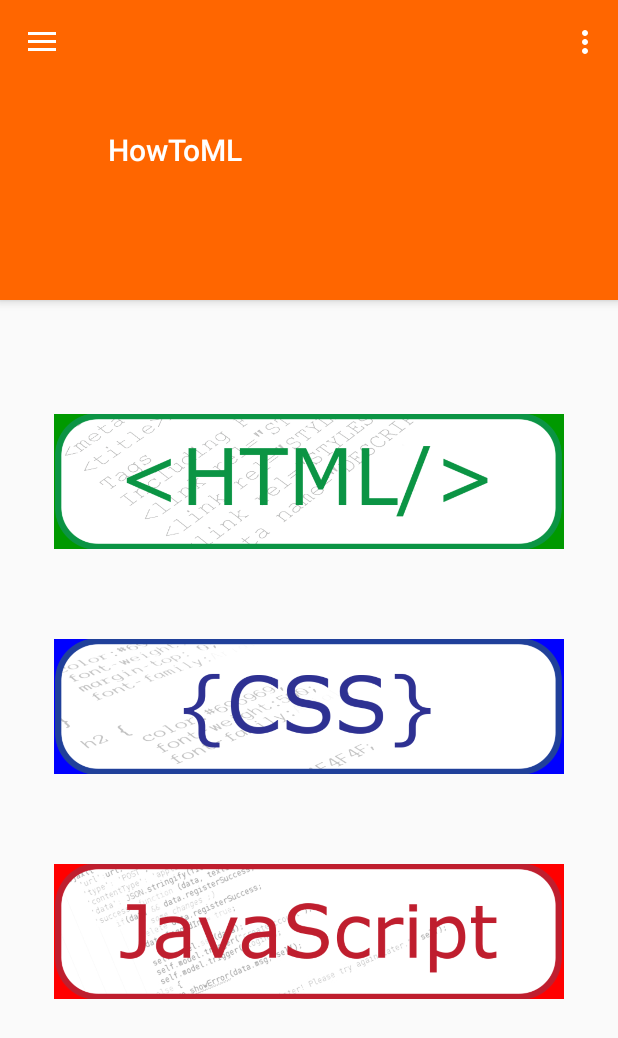
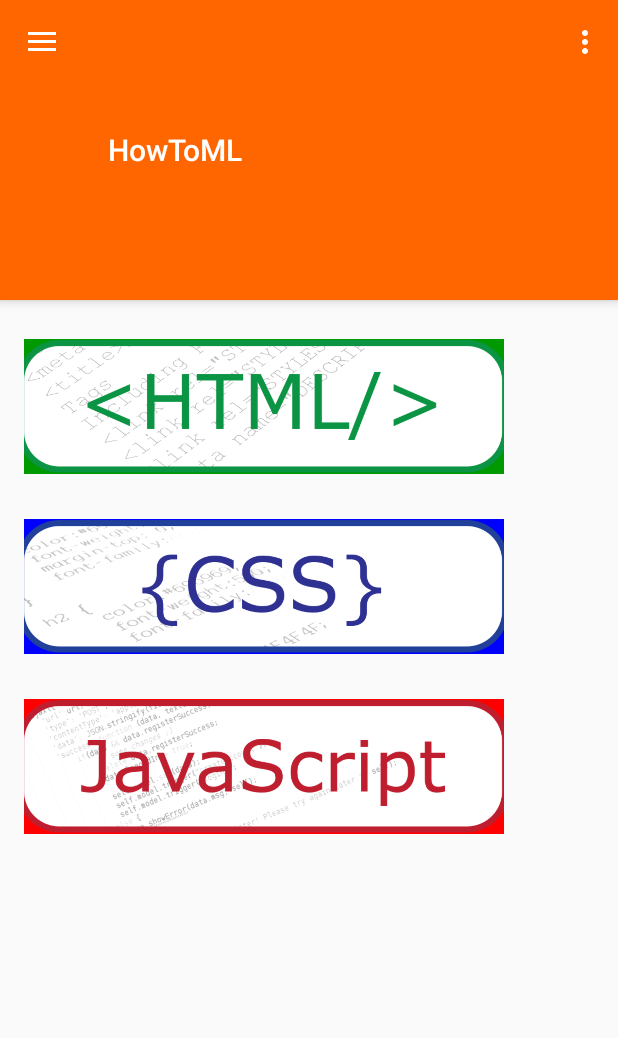
Before and after one commit to JoeXL/HowToML, an Android app: the screen it shows after launch (MainActivity), on a phone screen of 412 x 824 dp. Shown: the top 1038 px of the screen. Run offline under Robolectric (Android 15) with nearby library versions, the light colour scheme and no system bars.

Commit message:
added the lessons activity, It isn't linked in yet. Also added a scroll view to the main page for horizontal view. Still using older versions of buttons for content pages

```diff
--- a/HowToML2/app/src/main/AndroidManifest.xml
+++ b/HowToML2/app/src/main/AndroidManifest.xml
@@ -18,6 +18,8 @@
                 <category android:name="android.intent.category.LAUNCHER" />
             </intent-filter>
         </activity>
+        <activity android:name=".LessonActivity" >
+        </activity>
     </application>
 
 </manifest>
--- a/HowToML2/app/src/main/res/layout/app_bar_main.xml
+++ b/HowToML2/app/src/main/res/layout/app_bar_main.xml
@@ -16,9 +16,12 @@
 
 
     </android.support.design.widget.AppBarLayout>
+<!--
+    TEMP: JUST SO I CAN SWAP THESE ROUND FOR VIEWING
+    <include layout="@layout/activity_lesson" />
+-->
 
     <include layout="@layout/content_main" />
-
     <!-- The floating action button. NOT IN USE
     <android.support.design.widget.FloatingActionButton android:id="@+id/fab"
         android:layout_width="wrap_content" android:layout_height="wrap_content"
--- a/HowToML2/app/src/main/res/layout/content_main.xml
+++ b/HowToML2/app/src/main/res/layout/content_main.xml
@@ -11,36 +11,48 @@
     android:nestedScrollingEnabled="true"
     android:scrollIndicators="right">
 
+    <ScrollView
+        android:layout_width="wrap_content"
+        android:layout_height="wrap_content"
+        android:id="@+id/ScrollViewMain"
+        android:layout_above="@+id/HTMLLnkMain"
+        android:layout_alignParentStart="true" >
+
+        <LinearLayout
+            android:orientation="vertical"
+            android:layout_width="match_parent"
+            android:layout_height="wrap_content">
+
             <ImageButton
-        android:layout_width="340dp"
+                android:layout_width="320dp"
                 android:layout_height="90dp"
                 android:id="@+id/HTMLLnkMain"
-        android:layout_alignParentTop="true"
-        android:layout_centerHorizontal="true"
-        android:layout_marginTop="60dp"
+                android:layout_marginTop="10dp"
                 android:background="#009900"
                 android:src="@drawable/button_html"
-        android:scaleType="centerCrop" />
+                android:scaleType="centerCrop"
+                android:contentDescription="@string/htmldescription" />
 
             <ImageButton
-        android:layout_width="340dp"
+                android:layout_width="320dp"
                 android:layout_height="90dp"
                 android:id="@+id/CSSLnkMain"
-        android:layout_below="@+id/HTMLLnkMain"
-        android:layout_centerHorizontal="true"
-        android:layout_marginTop="60dp"
+                android:layout_marginTop="30dp"
                 android:background="#0000FF"
                 android:src="@drawable/button_css"
-        android:scaleType="centerCrop" />
+                android:scaleType="centerCrop"
+                android:contentDescription="@string/cssdescription" />
 
             <ImageButton
-        android:layout_width="340dp"
+                android:layout_width="320dp"
                 android:layout_height="90dp"
                 android:id="@+id/JsLnkMain"
-        android:layout_below="@+id/CSSLnkMain"
-        android:layout_centerHorizontal="true"
-        android:layout_marginTop="60dp"
+                android:layout_marginTop="30dp"
                 android:background="#FF0000"
                 android:src="@drawable/button_jscript"
-        android:scaleType="centerCrop" />
+                android:scaleType="centerCrop"
+                android:contentDescription="@string/javascriptdescription" />
+        </LinearLayout>
+    </ScrollView>
+
 </RelativeLayout>
--- a/HowToML2/app/src/main/res/values/strings.xml
+++ b/HowToML2/app/src/main/res/values/strings.xml
@@ -7,4 +7,9 @@
     <string name="action_settings">Settings</string>
     <string name="html_HeaderLink">HTML_Header</string>
     <string name="howToML">HowToMLLogo</string>
+    <string name="Lorem">Lorem ipsum dolor sit amet, ius periculis consetetur ullamcorper no. His hendrerit expetendis ne, per an veniam oporteat maluisset. Ad has tantas prodesset, cum ad debet fabulas efficiantur, ius congue feugiat expetendis ne. Nec cu idque eruditi adolescens.</string>
+    <string name="HTMLTitle">HTML 101</string>
+    <string name="cssdescription">LinkToCSS</string>
+    <string name="htmldescription">LinkToHTML</string>
+    <string name="javascriptdescription">LinkToJS</string>
 </resources>
```
Also changed, not shown: HowToML2/app/src/main/java/com/example/matthew/howtoml/LessonActivity.java (added, +13 -0 lines), HowToML2/app/src/main/res/layout/activity_lesson.xml (added, +60 -0 lines). Lines whose indentation alone changed are shown as unchanged.
